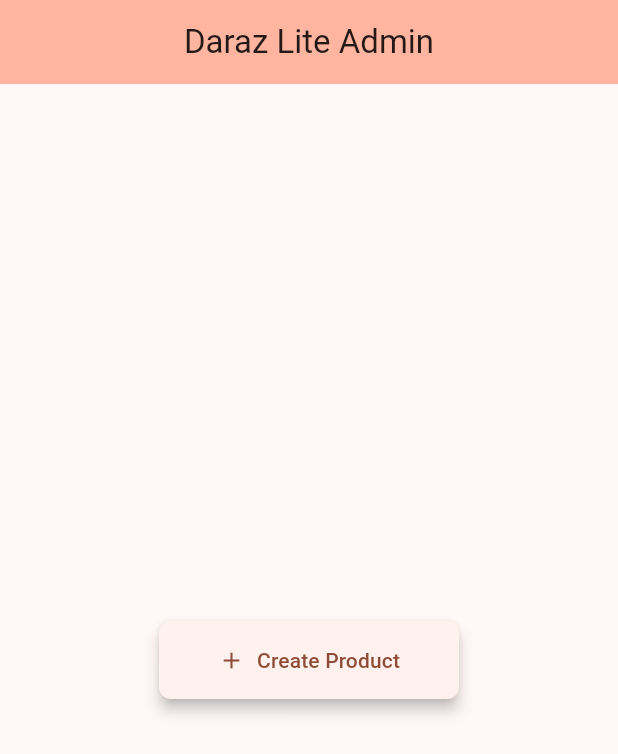
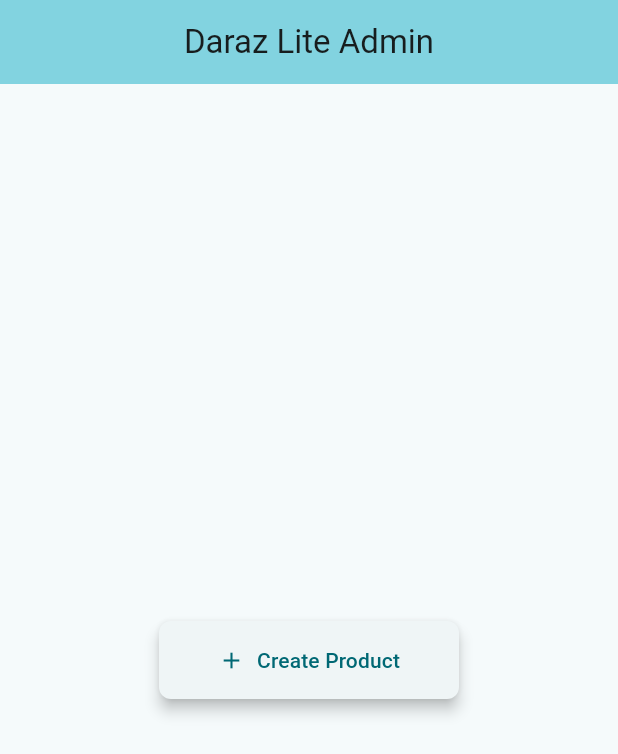
Before and after one commit to kabirdeula/Ecommerce-Admin-Flutter, a Flutter app: the screen it shows after launch, on a phone screen of 412 x 824 dp. Shown: the top 754 px of the screen. Run offline on Flutter 3.47's test engine with Material 2 defaults, Android fonts, the phone set to English and light mode, and no system bars.

Commit message:
minor changes

```diff
--- /dev/null
+++ b/lib/config/config.dart
@@ -0,0 +1,4 @@
+const String baseUrl = 'http://192.168.102.200:8000/api';
+const String productsEndpoint = '/products';
+const String productEndpoint = '/product';
+const String storeEndpoint = '/store';
--- a/lib/main.dart
+++ b/lib/main.dart
@@ -14,10 +14,10 @@ class MyApp extends StatelessWidget {
       debugShowCheckedModeBanner: false,
       title: 'Flutter Demo',
       theme: ThemeData(
-        colorScheme: ColorScheme.fromSeed(seedColor: Colors.deepOrange),
+        colorScheme: ColorScheme.fromSeed(seedColor: Colors.white30),
         useMaterial3: true,
       ),
-      home:const HomeScreen(),
+      home: const HomeScreen(),
     );
   }
 }
```
